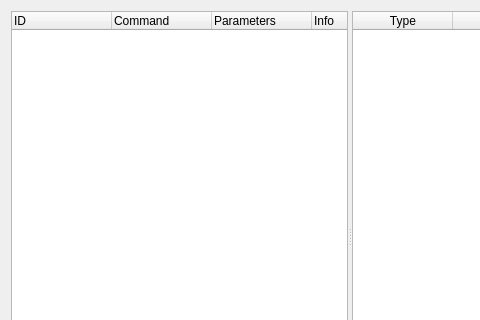
Before: the Qt Designer form QtGuiApplication1/dialog.ui in 1miso13/Thesis, drawn with Qt 5; both pictures show x 0 to 480 and y 0 to 320 of the 700 by 500 pixel window.
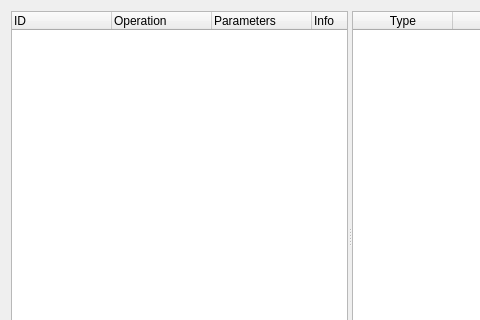
After: the same form once the commit is applied.

The edit to the form file:
```diff
--- a/QtGuiApplication1/dialog.ui
+++ b/QtGuiApplication1/dialog.ui
@@ -41,7 +41,7 @@
         </column>
         <column>
          <property name="text">
-          <string>Command</string>
+          <string>Operation</string>
          </property>
         </column>
         <column>
```
